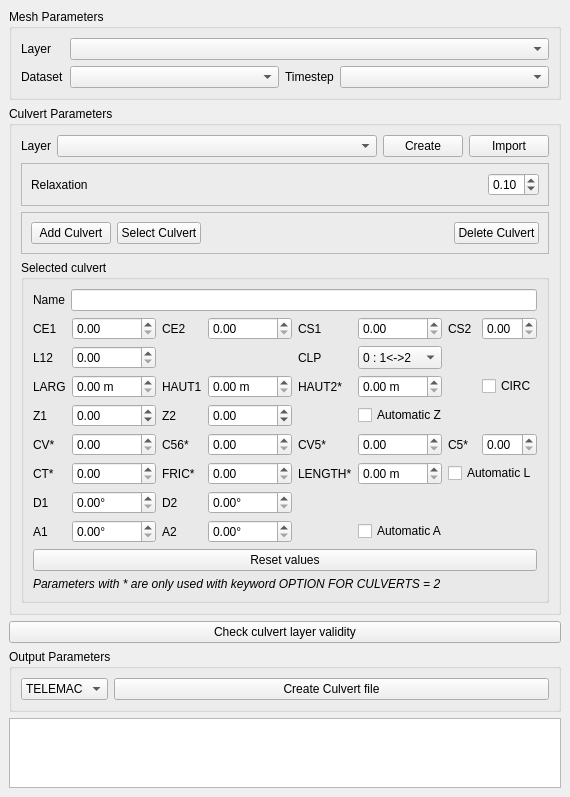
The window that mesh_tools/ui/culvert_manager.ui (Artelia/Mesh_tools) describes before a commit, drawn with Qt 5.
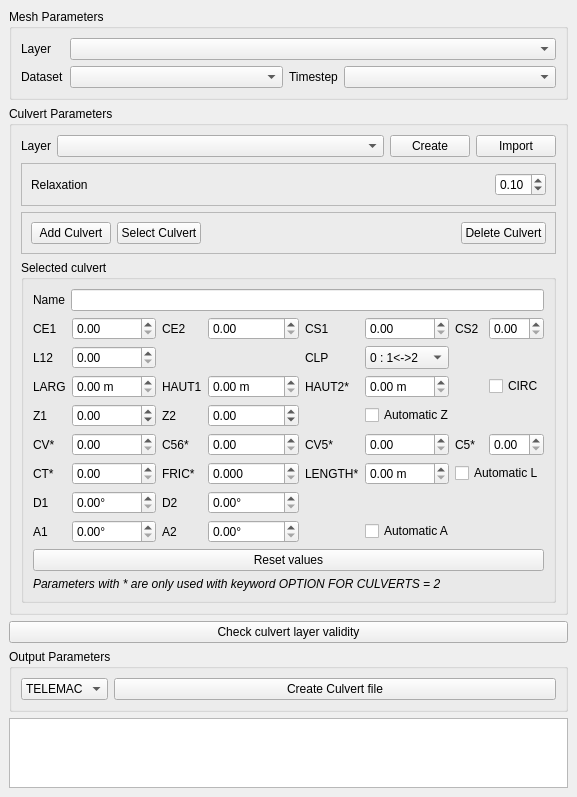
The same window after the commit. Custom widgets are drawn as their Qt base class.

Commit message: 3 decimals for manning value

```diff
--- a/mesh_tools/ui/culvert_manager.ui
+++ b/mesh_tools/ui/culvert_manager.ui
@@ -955,6 +955,9 @@
                  <verstretch>0</verstretch>
                 </sizepolicy>
                </property>
+               <property name="decimals">
+                <number>3</number>
+               </property>
                <property name="minimum">
                 <double>0.000000000000000</double>
                </property>
```
